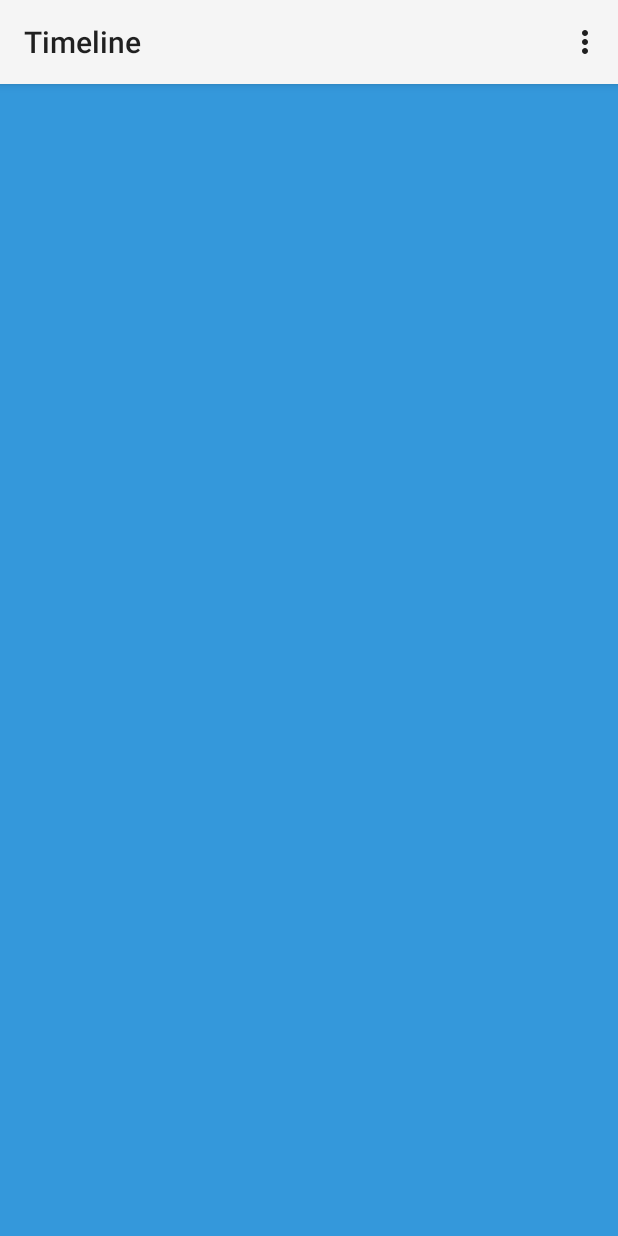
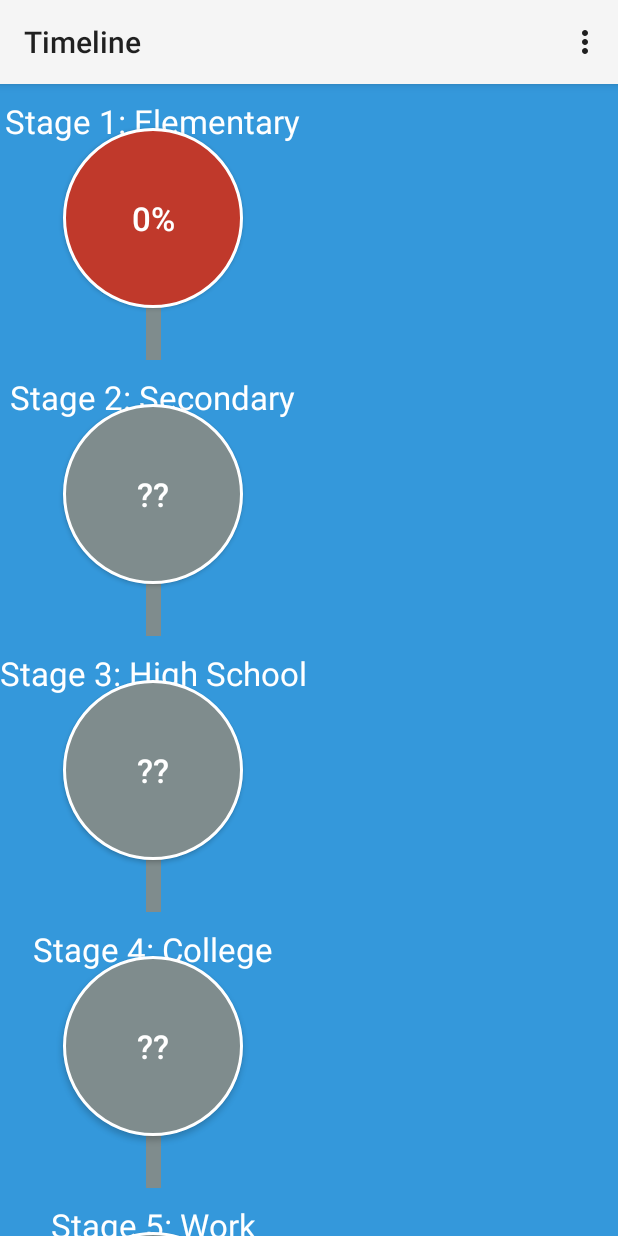
Before and after one commit to taingmeng/walaoeh, an Android app: the Timeline screen opened directly, with no data from a screen before it, on a phone screen of 412 x 824 dp. Run offline under Robolectric (Android 15) with nearby library versions, the phone set to English and light mode, and no system bars.

Commit message:
get timeline working

```diff
--- a/app/src/main/java/com/example/walaoeh/Timeline.java
+++ b/app/src/main/java/com/example/walaoeh/Timeline.java
@@ -1,17 +1,74 @@
 package com.example.walaoeh;
 
 import android.app.Activity;
+import android.content.Context;
 import android.os.Bundle;
+import android.view.LayoutInflater;
 import android.view.Menu;
 import android.view.MenuItem;
+import android.view.View;
+import android.widget.Button;
+import android.widget.TableLayout;
+import android.widget.TableRow;
+import android.widget.TextView;
+
+import com.example.walaoeh.helper.Const;
+import com.example.walaoeh.helper.Pref;
 
 
 public class Timeline extends Activity {
+
+    private int stage;
+    private int level;
 
     @Override
     protected void onCreate(Bundle savedInstanceState) {
         super.onCreate(savedInstanceState);
         setContentView(R.layout.activity_timeline);
+
+        Pref.init(this);
+
+        stage = Pref.getPlayerStage();
+        level = Pref.getPlayerLevel();
+
+        TableLayout timelineLayout = (TableLayout) findViewById(R.id.activity_timeline_layout);
+        for(int stageIndex=0; stageIndex< Const.QUESTIONS[stage].length; stageIndex++){
+
+            TableRow row= new TableRow(this);
+            TableRow.LayoutParams lp = new TableRow.LayoutParams(TableRow.LayoutParams.WRAP_CONTENT);
+            row.setLayoutParams(lp);
+
+            LayoutInflater inflater = (LayoutInflater) getSystemService(Context.LAYOUT_INFLATER_SERVICE);
+            inflater.inflate(R.layout.activity_timeline_stage, row);
+
+            TextView stageTextView = (TextView) row.findViewById(R.id.stageTextView);
+            Button stageButton = (Button) row.findViewById(R.id.stageButton);
+            View stageLine = row.findViewById(R.id.stageLine);
+
+            stageTextView.setText(Const.STAGE_NAME[stageIndex]);
+
+            if(stageIndex < stage) {
+                stageButton.setBackgroundResource(R.drawable.round_button_complete);
+                stageButton.setText("100%");
+            } else if(stageIndex == stage) {
+                stageButton.setBackgroundResource(R.drawable.round_button_progress);
+                double percentage = ((double)level/((double)Const.QUESTIONS[stage].length/2))*100;
+                stageButton.setText(String.valueOf(level)+"%");
+            } else {
+                stageButton.setBackgroundResource(R.drawable.round_button_not_arrived);
+                stageButton.setText("??");
+            }
+
+            if(stageIndex == Const.QUESTIONS[stage].length -1) {
+                stageLine.setVisibility(View.GONE);
+            } else if(stageIndex < stage) {
+                stageLine.setBackgroundColor(getResources().getColor(R.color.stage_completed));
+            } else {
+                stageLine.setBackgroundColor(getResources().getColor(R.color.stage_not_arrived));
+            }
+
+            timelineLayout.addView(row, stageIndex);
+        }
     }
 
 
--- a/app/src/main/res/layout/activity_end.xml
+++ b/app/src/main/res/layout/activity_end.xml
@@ -23,7 +23,7 @@
             <ImageView
                 android:layout_width="fill_parent"
                 android:layout_height="fill_parent"
-                android:src="@drawable/pokerface"
+                android:src="@drawable/poker_face"
                 android:layout_marginRight="10dp"
                 />
         </LinearLayout>
--- a/app/src/main/res/layout/activity_end_stage.xml
+++ b/app/src/main/res/layout/activity_end_stage.xml
@@ -24,7 +24,7 @@
             <ImageView
                 android:layout_width="fill_parent"
                 android:layout_height="fill_parent"
-                android:src="@drawable/pokerface"
+                android:src="@drawable/poker_face"
                 android:layout_marginRight="10dp"
                 />
         </LinearLayout>
--- a/app/src/main/res/layout/activity_main.xml
+++ b/app/src/main/res/layout/activity_main.xml
@@ -16,7 +16,7 @@
         android:layout_width="wrap_content"
         android:layout_height="wrap_content"
         android:layout_marginTop ="20dp"
-        android:src="@drawable/appLogo"
+        android:src="@drawable/applogo"
         android:id="@+id/imageView" />
 
 
--- a/app/src/main/res/layout/activity_splash.xml
+++ b/app/src/main/res/layout/activity_splash.xml
@@ -88,6 +88,6 @@
         android:layout_width="wrap_content"
         android:layout_height="wrap_content"
         android:layout_centerInParent="true"
-        android:src="@drawable/appLogo"/>
+        android:src="@drawable/applogo"/>
 
 </RelativeLayout>
--- a/app/src/main/res/layout/activity_timeline.xml
+++ b/app/src/main/res/layout/activity_timeline.xml
@@ -1,10 +1,8 @@
-<LinearLayout xmlns:android="http://schemas.android.com/apk/res/android"
+<TableLayout xmlns:android="http://schemas.android.com/apk/res/android"
     xmlns:tools="http://schemas.android.com/tools"
     android:layout_width="match_parent"
     android:layout_height="match_parent"
-    android:orientation="vertical"
-    android:verticalScrollbarPosition="right"
     android:background="@color/peter_river"
     android:id="@+id/activity_timeline_layout" >
 
-</LinearLayout>
+</TableLayout>
--- a/app/src/main/res/layout/activity_timeline_stage.xml
+++ b/app/src/main/res/layout/activity_timeline_stage.xml
@@ -5,13 +5,15 @@
     android:orientation="vertical"
     android:gravity="center_horizontal">
 
-    <View
-        android:id="@+id/stageLine"
-        android:layout_width="10dp"
-        android:layout_height="50dp"
+    <TextView
+        android:layout_width="wrap_content"
+        android:layout_height="wrap_content"
         android:layout_marginTop="10dp"
-        android:background="@color/stage_completed"
-        android:layout_marginBottom="-25dp"/>
+        android:layout_marginBottom="-20dp"
+        android:textAppearance="?android:attr/textAppearanceLarge"
+        android:text="@string/activity_timeline_stage_0"
+        android:textColor="@color/white"
+        android:id="@+id/stageTextView" />
 
     <Button
         android:layout_width="@dimen/activity_timeline_stage_radius"
@@ -23,13 +25,11 @@
         android:textColor="@color/white"
         android:id="@+id/stageButton"/>
 
-    <TextView
-        android:layout_width="wrap_content"
-        android:layout_height="wrap_content"
-        android:layout_marginTop="-20dp"
-        android:textAppearance="?android:attr/textAppearanceLarge"
-        android:text="@string/activity_timeline_stage_0"
-        android:textColor="@color/white"
-        android:id="@+id/stageTextView" />
+    <View
+        android:id="@+id/stageLine"
+        android:layout_width="10dp"
+        android:layout_height="50dp"
+        android:background="@color/stage_completed"
+        android:layout_marginTop="-25dp"/>
 
 </LinearLayout>
```
Also changed, not shown: app/src/main/res/drawable-hdpi/poker_face.png (added).
